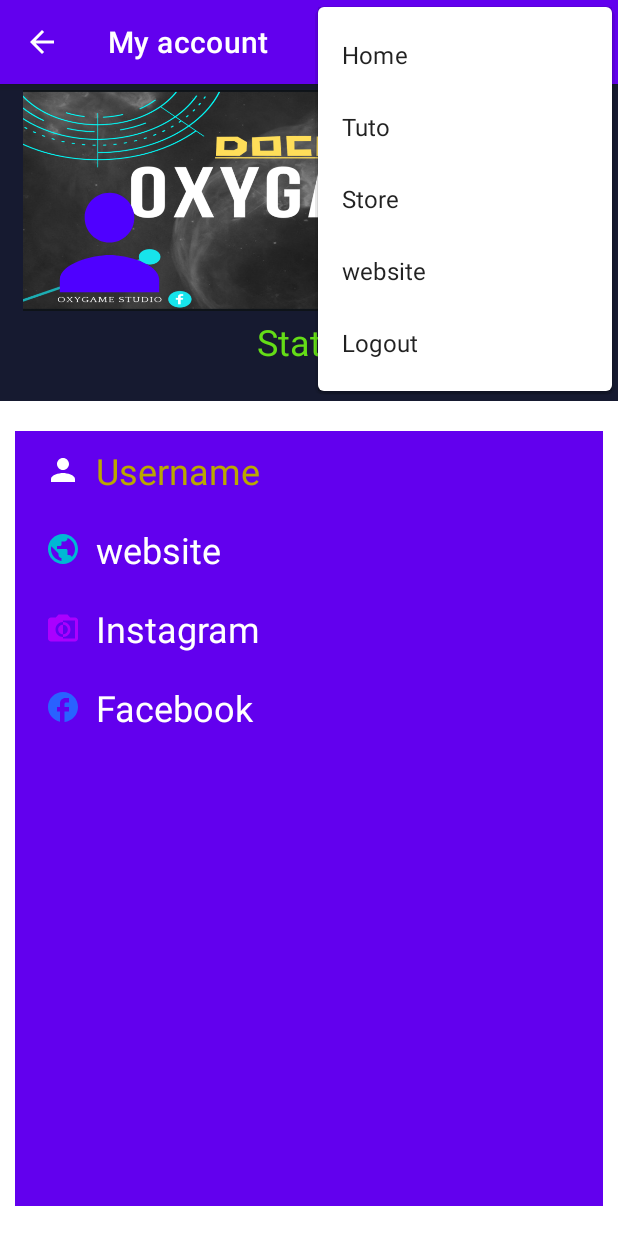
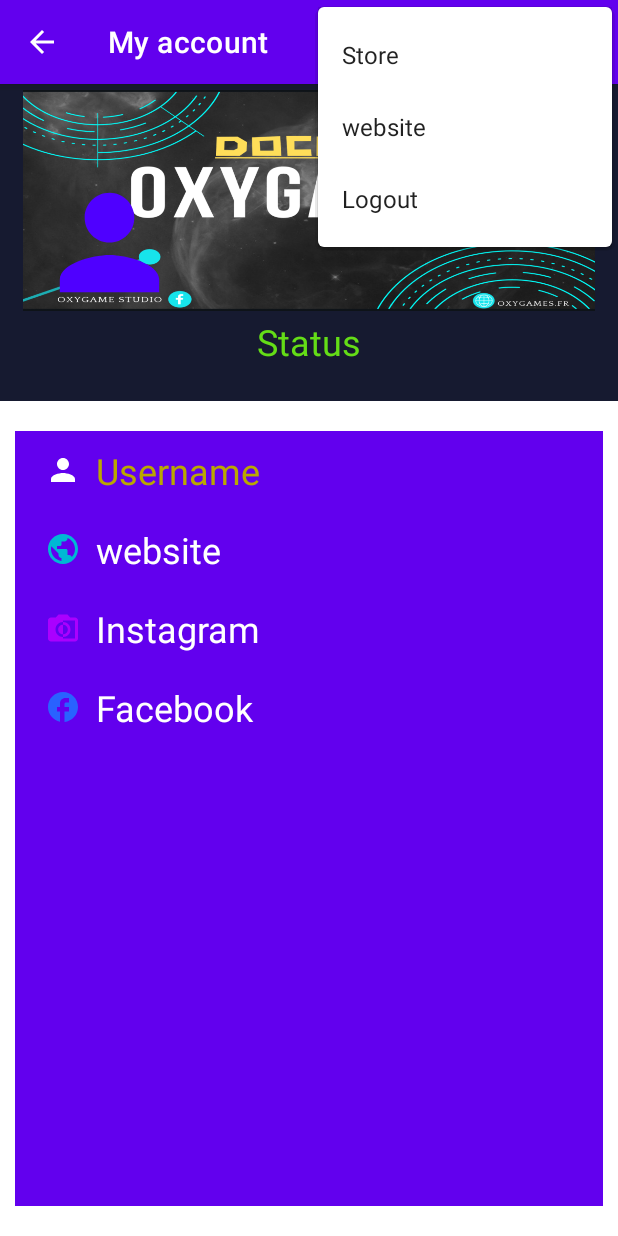
Before and after one commit to Doctrix/OGS, an Android app: the screen it shows after launch once a user with an empty profile is signed in (MainActivity), with the options menu open, on a phone screen of 412 x 824 dp. Run offline under Robolectric (Android 15) with nearby library versions, the phone set to English and light mode, and no system bars; our stand-ins replace Firebase (no records; nobody signed in at launch, a user with empty details on screens opened directly), Picasso, data binding; pictures from the network do not load.

Commit message:
update menu_admin

```diff
--- a/app/src/main/java/fr/oxygames/app/activity/HomeActivity.kt
+++ b/app/src/main/java/fr/oxygames/app/activity/HomeActivity.kt
@@ -111,14 +111,14 @@
     override fun onOptionsItemSelected(item: MenuItem): Boolean {
         when (item.itemId)
         {
-            // button home
+            /*// button home
             R.id.action_home -> {
                 longToast("Loading ...")
                 val intent = Intent(this@HomeActivity, MainActivity::class.java)
                 startActivity(intent)
                 finish()
                 return true
-            }
+            }*/
 
             // button profile
             R.id.action_profile -> {
--- a/app/src/main/java/fr/oxygames/app/activity/ui/main/PageViewModel.kt
+++ b/app/src/main/java/fr/oxygames/app/activity/ui/main/PageViewModel.kt
@@ -4,13 +4,12 @@
 import androidx.lifecycle.MutableLiveData
 import androidx.lifecycle.Transformations
 import androidx.lifecycle.ViewModel
-import androidx.lifecycle.ViewModelProvider
 
 class PageViewModel : ViewModel() {
 
     private val _index = MutableLiveData<Int>()
     val text: LiveData<String> = Transformations.map(_index) {
-        "Hello world from section: $it"
+        "Page: $it"
     }
 
     fun setIndex(index: Int) {
--- a/app/src/main/java/fr/oxygames/app/activity/ui/main/PlaceholderFragment.kt
+++ b/app/src/main/java/fr/oxygames/app/activity/ui/main/PlaceholderFragment.kt
@@ -30,6 +30,7 @@
     ): View? {
         val root = inflater.inflate(R.layout.fragment_tutorial, container, false)
         val textView: TextView = root.findViewById(R.id.section_label)
+
         pageViewModel.text.observe(viewLifecycleOwner, Observer<String> {
             textView.text = it
         })
--- a/app/src/main/java/fr/oxygames/app/activity/ui/main/SectionsPagerAdapter.kt
+++ b/app/src/main/java/fr/oxygames/app/activity/ui/main/SectionsPagerAdapter.kt
@@ -7,8 +7,8 @@
 import fr.oxygames.app.R
 
 private val TAB_TITLES = arrayOf(
-    R.string.tab_1_Tuto,
-    R.string.tab_2_Tuto
+    R.string.tab_2_Tuto,
+    R.string.tab_1_Tuto
 
 )
 
--- /dev/null
+++ b/app/src/main/res/drawable/ic_home.xml
@@ -0,0 +1,5 @@
+<vector android:height="24dp" android:tint="#FFFFFF"
+    android:viewportHeight="24" android:viewportWidth="24"
+    android:width="24dp" xmlns:android="http://schemas.android.com/apk/res/android">
+    <path android:fillColor="@android:color/white" android:pathData="M10,20v-6h4v6h5v-8h3L12,3 2,12h3v8z"/>
+</vector>
--- a/app/src/main/res/layout/activity_main.xml
+++ b/app/src/main/res/layout/activity_main.xml
@@ -162,7 +162,7 @@
                     android:text="@string/label_instagram"
                     android:textColor="@color/white"
                     android:textSize="24sp"
-                    app:drawableLeftCompat="@drawable/ic_inst"
+                    app:drawableLeftCompat="@drawable/ic_instagram"
                     app:drawableTint="#AA00FF" />
 
                 <TextView
@@ -179,7 +179,7 @@
                     android:text="@string/label_facebook"
                     android:textColor="@color/white"
                     android:textSize="24sp"
-                    app:drawableLeftCompat="@drawable/ic_fb"
+                    app:drawableLeftCompat="@drawable/ic_facebook"
                     app:drawableTint="#2962FF" />
 
             </LinearLayout>
--- a/app/src/main/res/layout/activity_visit_user_profile.xml
+++ b/app/src/main/res/layout/activity_visit_user_profile.xml
@@ -88,7 +88,7 @@
                 android:layout_marginRight="35dp"
                 android:contentDescription="@string/label_todo"
                 android:scaleType="centerCrop"
-                android:src="@drawable/ic_fb">
+                android:src="@drawable/ic_facebook">
 
             </ImageView>
 
@@ -101,7 +101,7 @@
                 android:layout_marginRight="35dp"
                 android:contentDescription="@string/label_todo"
                 android:scaleType="centerCrop"
-                android:src="@drawable/ic_inst">
+                android:src="@drawable/ic_instagram">
 
             </ImageView>
 
--- a/app/src/main/res/layout/fragment_settings.xml
+++ b/app/src/main/res/layout/fragment_settings.xml
@@ -81,7 +81,7 @@
                 android:layout_marginRight="35dp"
                 android:contentDescription="@string/label_todo"
                 android:scaleType="centerCrop"
-                android:src="@drawable/ic_fb">
+                android:src="@drawable/ic_facebook">
 
             </ImageView>
 
@@ -94,7 +94,7 @@
                 android:layout_marginRight="35dp"
                 android:contentDescription="@string/label_todo"
                 android:scaleType="centerCrop"
-                android:src="@drawable/ic_inst">
+                android:src="@drawable/ic_instagram">
 
             </ImageView>
 
--- a/app/src/main/res/menu/menu_home.xml
+++ b/app/src/main/res/menu/menu_home.xml
@@ -2,11 +2,6 @@
 <menu xmlns:app="http://schemas.android.com/apk/res-auto"
     xmlns:android="http://schemas.android.com/apk/res/android">
 
-    <item
-        android:id="@+id/action_home"
-        android:orderInCategory="100"
-        android:title="@string/label_home"
-        app:showAsAction="never" />
     <item
         android:id="@+id/action_profile"
         android:orderInCategory="100"
--- a/app/src/main/res/menu/menu_main.xml
+++ b/app/src/main/res/menu/menu_main.xml
@@ -4,18 +4,19 @@
 
     <item
         android:id="@+id/action_home"
+        android:icon="@drawable/ic_home"
         android:orderInCategory="100"
         android:title="@string/label_home"
-        app:showAsAction="never" />
+        app:showAsAction="always" />
     <item
         android:id="@+id/action_tutorial"
         android:orderInCategory="100"
-        android:title="Tuto"
-        app:showAsAction="never" />
+        android:title="@string/label_tutorial"
+        app:showAsAction="always" />
     <item
         android:id="@+id/action_store"
         android:orderInCategory="100"
-        android:title="Store"
+        android:title="@string/label_store"
         app:showAsAction="never" />
     <item
         android:id="@+id/action_help"
--- a/app/src/main/res/values/strings.xml
+++ b/app/src/main/res/values/strings.xml
@@ -60,4 +60,6 @@
     <string name="title_activity_tutorial">TutorialActivity</string>
     <string name="tab_1_Tuto">Blueprint</string>
     <string name="tab_2_Tuto">Web</string>
+    <string name="label_tutorial">Tutorial</string>
+    <string name="label_store">Store</string>
 </resources>
```
Also changed, not shown: app/build.gradle (+10 -9 lines), app/src/main/res/menu/menu_admin.xml (added, +10 -0 lines), app/src/main/res/values-night/strings.xml (+13 -0 lines), app/src/main/res/drawable/ic_facebook.xml (renamed from app/src/main/res/drawable/ic_fb.xml), app/src/main/res/drawable/ic_instagram.xml (renamed from app/src/main/res/drawable/ic_inst.xml).
